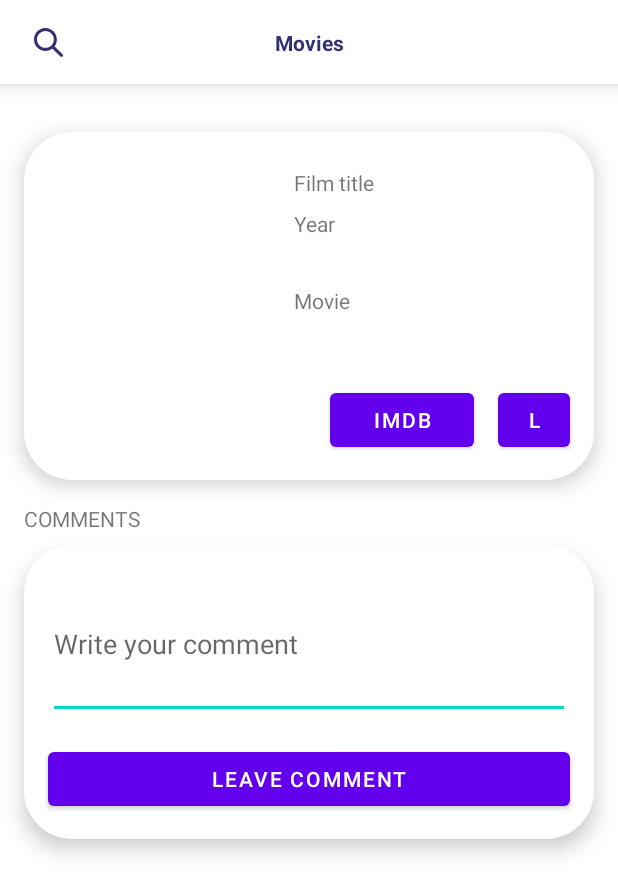
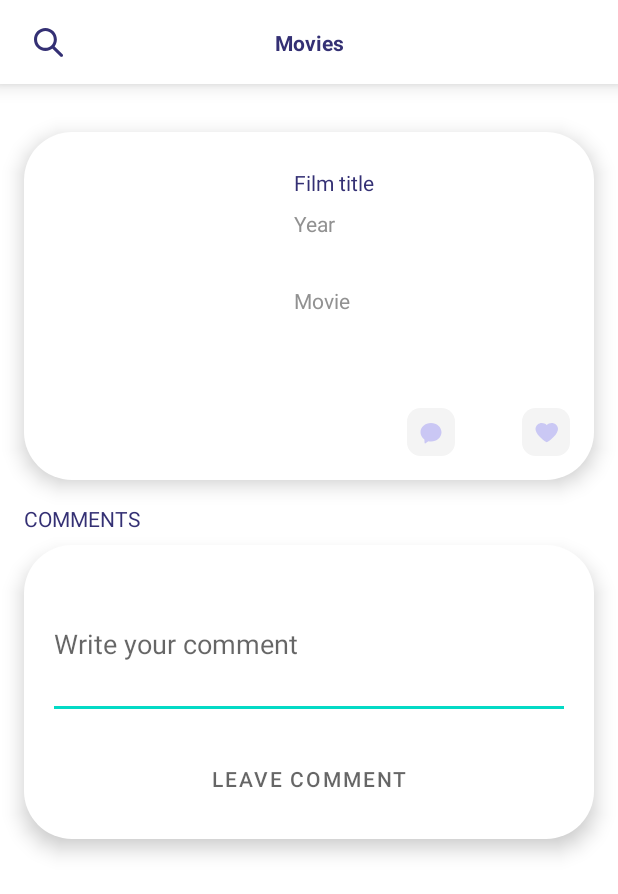
Before and after one commit to dimryb/MeringueIMDb, an Android app: the layout fragment_details.xml on its own in the app's theme, with its tools: preview values and no code run, on a phone screen of 412 x 824 dp. Shown: the top 894 px of the screen. Run offline under Robolectric (Android 15) with nearby library versions, the phone set to English and light mode, and no system bars.

Commit message:
Стилизовать частично компонеты

```diff
--- a/app/src/main/res/layout/fragment_details.xml
+++ b/app/src/main/res/layout/fragment_details.xml
@@ -7,9 +7,8 @@
     tools:context=".presentation.activity.DetailsFragment">
 
     <include
-        layout="@layout/toolbar"
         android:id="@+id/toolbar"
-        />
+        layout="@layout/toolbar" />
 
     <androidx.constraintlayout.widget.ConstraintLayout
         android:id="@+id/detail"
@@ -24,23 +23,30 @@
         app:layout_constraintStart_toStartOf="parent"
         app:layout_constraintTop_toBottomOf="@id/toolbar">
 
-        <Button
+        <ImageButton
             android:id="@+id/button_imdb"
-            android:layout_width="96dp"
-            android:layout_height="48dp"
-            android:layout_marginEnd="16dp"
-            android:layout_marginBottom="16dp"
+            android:layout_width="90dp"
+            android:layout_height="@dimen/button_size"
+            android:layout_marginEnd="@dimen/card_button_like_marinEnd"
+            android:layout_marginBottom="@dimen/card_button_marginBottom"
+            android:background="@color/transparent"
+            android:checkable="true"
+            android:contentDescription="@string/like_button"
+            android:src="@drawable/ic_comment"
             android:text="IMDb"
             app:layout_constraintBottom_toBottomOf="parent"
             app:layout_constraintEnd_toStartOf="@id/button_like_detail" />
 
-        <Button
+        <ImageButton
             android:id="@+id/button_like_detail"
-            android:layout_width="48dp"
-            android:layout_height="48dp"
-            android:layout_marginEnd="16dp"
-            android:layout_marginBottom="16dp"
-            android:text="L"
+            android:layout_width="@dimen/button_size"
+            android:layout_height="@dimen/button_size"
+            android:layout_marginEnd="@dimen/card_button_like_marinEnd"
+            android:layout_marginBottom="@dimen/card_button_marginBottom"
+            android:background="@color/transparent"
+            android:checkable="true"
+            android:contentDescription="@string/like_button"
+            android:src="@drawable/ic_like_checkbox"
             app:layout_constraintBottom_toBottomOf="parent"
             app:layout_constraintEnd_toEndOf="parent" />
 
@@ -50,9 +56,10 @@
             android:layout_height="wrap_content"
             android:layout_marginStart="16dp"
             android:layout_marginTop="32dp"
-            android:text="Movie"
+            android:textColor="@color/text_color_grey"
             app:layout_constraintStart_toEndOf="@id/imageView_poster_detail"
-            app:layout_constraintTop_toBottomOf="@id/textView_year_detail" />
+            app:layout_constraintTop_toBottomOf="@id/textView_year_detail"
+            tools:text="Movie" />
 
         <TextView
             android:id="@+id/textView_year_detail"
@@ -60,9 +67,10 @@
             android:layout_height="wrap_content"
             android:layout_marginStart="16dp"
             android:layout_marginTop="8dp"
-            android:text="Year"
+            android:textColor="@color/text_color_grey"
             app:layout_constraintStart_toEndOf="@id/imageView_poster_detail"
-            app:layout_constraintTop_toBottomOf="@id/textView_title_detail" />
+            app:layout_constraintTop_toBottomOf="@id/textView_title_detail"
+            tools:text="Year" />
 
         <TextView
             android:id="@+id/textView_title_detail"
@@ -70,9 +78,13 @@
             android:layout_height="wrap_content"
             android:layout_marginStart="16dp"
             android:layout_marginTop="24dp"
-            android:text="Film title"
+            android:ellipsize="end"
+            android:maxWidth="200dp"
+            android:singleLine="true"
+            android:textColor="@color/text_color"
             app:layout_constraintStart_toEndOf="@id/imageView_poster_detail"
-            app:layout_constraintTop_toTopOf="parent" />
+            app:layout_constraintTop_toTopOf="parent"
+            tools:text="Film title" />
 
         <ImageView
             android:id="@+id/imageView_poster_detail"
@@ -110,22 +122,24 @@
             android:layout_marginTop="16dp"
             android:layout_marginEnd="16dp"
             android:layout_marginBottom="16dp"
-            android:hint="Write your comment"
+            android:hint="@string/write_your_comment"
             app:layout_constraintBottom_toTopOf="@id/button_leave_comment"
             app:layout_constraintEnd_toEndOf="parent"
             app:layout_constraintStart_toStartOf="parent"
             app:layout_constraintTop_toTopOf="parent" />
 
-        <Button
+        <com.google.android.material.button.MaterialButton
             android:id="@+id/button_leave_comment"
+            style="@style/Widget.AppTheme.Button"
             android:layout_width="match_parent"
             android:layout_height="48dp"
             android:layout_marginStart="16dp"
             android:layout_marginEnd="16dp"
             android:layout_marginBottom="16dp"
-            android:text="Leave comment"
+            android:text="@string/leave_comment"
             app:layout_constraintBottom_toBottomOf="parent"
             app:layout_constraintEnd_toEndOf="parent"
+            app:layout_constraintHorizontal_bias="0.0"
             app:layout_constraintStart_toStartOf="parent" />
 
     </androidx.constraintlayout.widget.ConstraintLayout>
@@ -136,7 +150,8 @@
         android:layout_height="wrap_content"
         android:layout_marginStart="16dp"
         android:layout_marginTop="16dp"
-        android:text="COMMENTS"
+        android:text="@string/comments"
+        android:textColor="@color/text_color"
         app:layout_constraintStart_toStartOf="parent"
         app:layout_constraintTop_toBottomOf="@id/detail" />
 
--- a/app/src/main/res/values/colors.xml
+++ b/app/src/main/res/values/colors.xml
@@ -9,4 +9,5 @@
     <color name="white">#FFFFFFFF</color>
     <color name="transparent">#00FFFFFF</color>
     <color name="text_color">#343074</color>
+    <color name="text_color_grey">#919191</color>
 </resources>
--- a/app/src/main/res/values/dimens.xml
+++ b/app/src/main/res/values/dimens.xml
@@ -7,10 +7,11 @@
     <dimen name="card_image_height">90dp</dimen>
     <dimen name="card_image_marginStart">16dp</dimen>
     <dimen name="card_image_margin_vertical">8dp</dimen>
-    <dimen name="card_year_marginTop">8dp</dimen>
+    <dimen name="card_year_marginTop">4dp</dimen>
     <dimen name="button_size">32dp</dimen>
     <dimen name="card_button_like_marinEnd">16dp</dimen>
     <dimen name="card_button_marginBottom">16dp</dimen>
     <dimen name="card_button_comment_marginEnd">8dp</dimen>
     <dimen name="toolbar_height">56dp</dimen>
+    <dimen name="icon_button_min_size">24dp</dimen>
 </resources>
--- a/app/src/main/res/values/strings.xml
+++ b/app/src/main/res/values/strings.xml
@@ -12,4 +12,10 @@
     <string name="comment_button">Comment button</string>
     <string name="movies">Movies</string>
     <string name="text_oops">OOPS NOTHING IS HERE.\nSET THE SEARCH PARAMETERS</string>
+    <string name="comments">COMMENTS</string>
+    <string name="search">Search</string>
+    <string name="imdb">IMDb</string>
+    <string name="write_your_comment">Write your comment</string>
+    <string name="leave_comment">Leave comment</string>
+    <string name="apply">Apply</string>
 </resources>
--- a/app/src/main/res/values/styles.xml
+++ b/app/src/main/res/values/styles.xml
@@ -1,5 +1,12 @@
 <?xml version="1.0" encoding="utf-8"?>
 <resources>
 
+    <style name="Widget.AppTheme.Button"
+        parent="Widget.MaterialComponents.Button.TextButton.Icon">
+        <item name="android:minWidth">@dimen/icon_button_min_size</item>
+        <item name="android:minHeight">@dimen/icon_button_min_size</item>
+        <item name="android:textColor">?attr/colorControlNormal</item>
+        <item name="iconTint">?attr/colorControlNormal</item>
+    </style>
 
 </resources>
```
Also changed, not shown: app/src/main/res/layout/card_film.xml (+12 -6 lines), app/src/main/res/layout/fragment_search.xml (+5 -4 lines).
